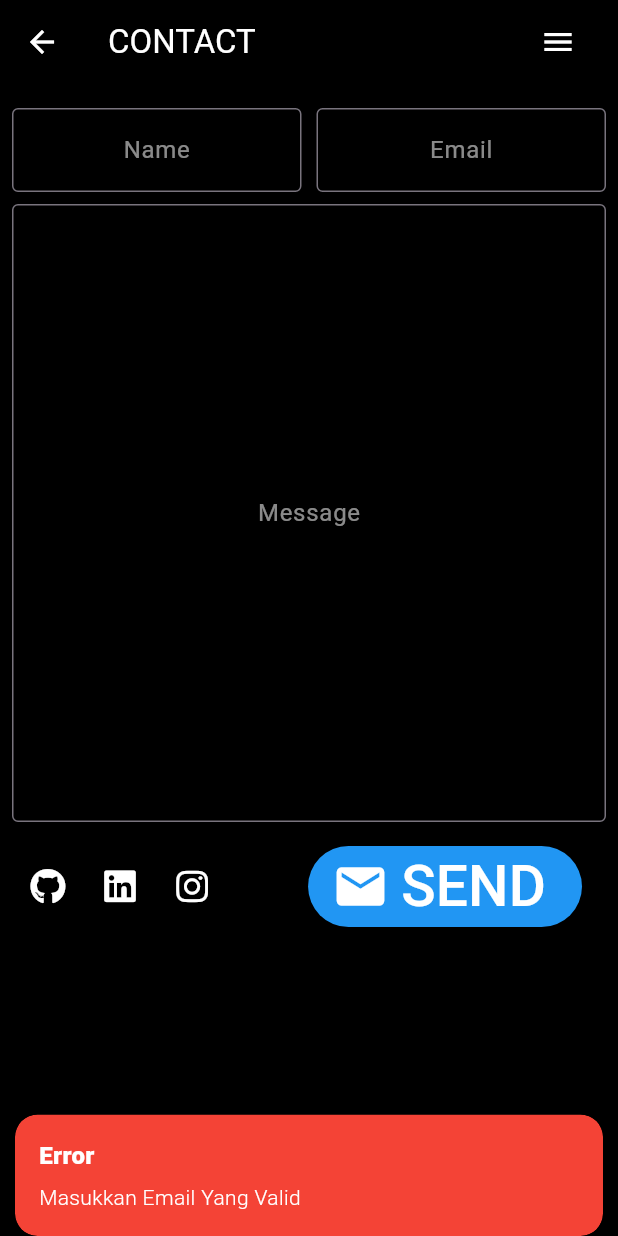
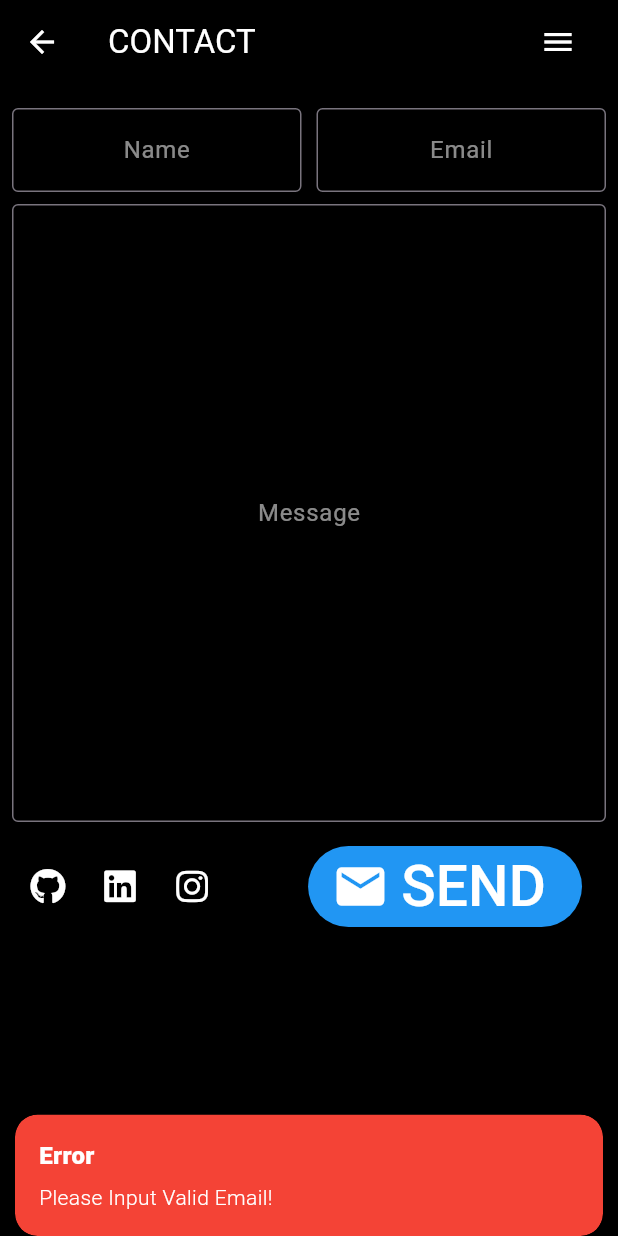
Before and after one commit to rhamadhany/rhamadhany, a Flutter app: the ContactForm screen opened by its route, after a tap on "SEND", on a phone screen of 412 x 824 dp. Run offline on Flutter 3.47's test engine with Material 3 defaults, Android fonts, the light colour scheme and no system bars; our stand-ins replace font_awesome_flutter, get.

Commit message:
add send email

```diff
--- a/lib/contact_form.dart
+++ b/lib/contact_form.dart
@@ -1,14 +1,18 @@
 import 'package:flutter/material.dart';
 import 'package:get/get.dart';
 import 'package:portofolio/daftar_button_contact.dart';
+import 'package:http/http.dart' as http;
 
 class ContactForm extends StatelessWidget {
   ContactForm({super.key});
   final nameController = TextEditingController();
   final emailController = TextEditingController();
   final messageController = TextEditingController();
+
+  final loadingSendingEmail = false.obs;
   @override
   Widget build(BuildContext context) {
+    return Obx(() {
       return Scaffold(
         appBar: AppBar(
           backgroundColor: Colors.black,
@@ -42,30 +46,23 @@ class ContactForm extends StatelessWidget {
                           },
                         ))
                       ])
-            // TextButton(
-            //     onPressed: () {
-            //       Get.toNamed('/');
-            //     },
-            //     child: Text(
-            //       'HOME',
-            //       style: TextStyle(color: Colors.white),
-            //     )),
-            // TextButton(
-            //     onPressed: () {
-            //       Get.toNamed('/project');
-            //     },
-            //     child: Text(
-            //       'PROJECT',
-            //       style: TextStyle(color: Colors.white),
-            //     ))
             ],
           ),
         ),
         body: Center(
           child: Container(
+              height: Get.height,
+              width: Get.width,
               decoration: BoxDecoration(color: Colors.black),
               child: Padding(
                 padding: const EdgeInsets.all(8.0),
+                child: loadingSendingEmail.value
+                    ? Center(
+                        child: CircularProgressIndicator(
+                          color: Colors.blue,
+                        ),
+                      )
+                    : SingleChildScrollView(
                         child: Column(
                           crossAxisAlignment: CrossAxisAlignment.end,
                           children: [
@@ -83,7 +80,6 @@ class ContactForm extends StatelessWidget {
                                 child: contact(messageController, 'Message')),
                             Row(
                               children: [
-                    // IconButton('HAI'),
                                 DaftarButtonContact(
                                   dariEmail: true,
                                 ),
@@ -93,15 +89,17 @@ class ContactForm extends StatelessWidget {
                                   child: ElevatedButton.icon(
                                       style: ElevatedButton.styleFrom(
                                           backgroundColor: Colors.blue),
-                          onPressed: () {
-                            if (!(emailController.text.contains('@') ||
-                                emailController.text.contains('.'))) {
+                                      onPressed: () async {
+                                        if (inputNotValid()) {
                                           errorEmail();
+                                        } else {
+                                          await sendEmail();
                                         }
                                       },
                                       label: Text(
                                         'SEND',
-                            style: TextStyle(color: Colors.white, fontSize: 38),
+                                        style: TextStyle(
+                                            color: Colors.white, fontSize: 38),
                                       ),
                                       icon: Icon(
                                         Icons.email,
@@ -114,9 +112,17 @@ class ContactForm extends StatelessWidget {
                           ],
                         ),
                       ),
-        ),
+              )),
         ),
       );
+    });
+  }
+
+  bool inputNotValid() {
+    return !emailController.text.contains('@') ||
+        !emailController.text.contains('.') ||
+        nameController.text == '' ||
+        messageController.text == '';
   }
 
   Expanded boxContact(TextEditingController controller, String label) {
@@ -152,9 +158,48 @@ class ContactForm extends StatelessWidget {
   }
 
   SnackbarController errorEmail() {
-    return Get.snackbar('Error', 'Masukkan Email Yang Valid',
+    return Get.snackbar('Error', errorString(),
+        snackPosition: SnackPosition.BOTTOM,
+        colorText: Colors.white,
+        backgroundColor: Colors.red);
+  }
+
+  String errorString() {
+    final text = '';
+    if (!emailController.text.contains('@') ||
+        !emailController.text.contains('.')) {
+      return 'Please Input Valid Email!';
+    } else if (nameController.text == '') {
+      return 'Please Input Your Name!';
+    } else if (messageController.text == '') {
+      return 'Please Input Your Message!';
+    } else {
+      return text;
+    }
+  }
+
+  Future<void> sendEmail() async {
+    loadingSendingEmail.value = true;
+    final url =
+        Uri.parse('https://formsubmit.co/0f0820774e6b9c849ecc5cb78f592983');
+    final response = await http.post(url, body: {
+      'name': nameController.text,
+      'email': emailController.text,
+      'message': messageController.text,
+    });
+    if (response.statusCode == 200) {
+      loadingSendingEmail.value = false;
+      Get.toNamed('/');
+      Get.snackbar('Success', 'Email Sent Successfully',
+          snackPosition: SnackPosition.BOTTOM,
+          colorText: Colors.white,
+          backgroundColor: Colors.green);
+    } else {
+      loadingSendingEmail.value = false;
+      Get.snackbar('Error', 'Email Sent Failed!',
           snackPosition: SnackPosition.BOTTOM,
           colorText: Colors.white,
           backgroundColor: Colors.red);
     }
   }
+}
--- a/pubspec.yaml
+++ b/pubspec.yaml
@@ -37,6 +37,7 @@ dependencies:
   get: ^4.7.2
   font_awesome_flutter: ^10.8.0
   url_launcher: ^6.3.1
+  http: ^1.3.0
   # google_fonts: ^6.2.1
 
 dev_dependencies:
```
Also changed, not shown: lib/beranda.dart (+2 -8 lines), pubspec.lock, 1 other file. Lines whose indentation alone changed are shown as unchanged.
